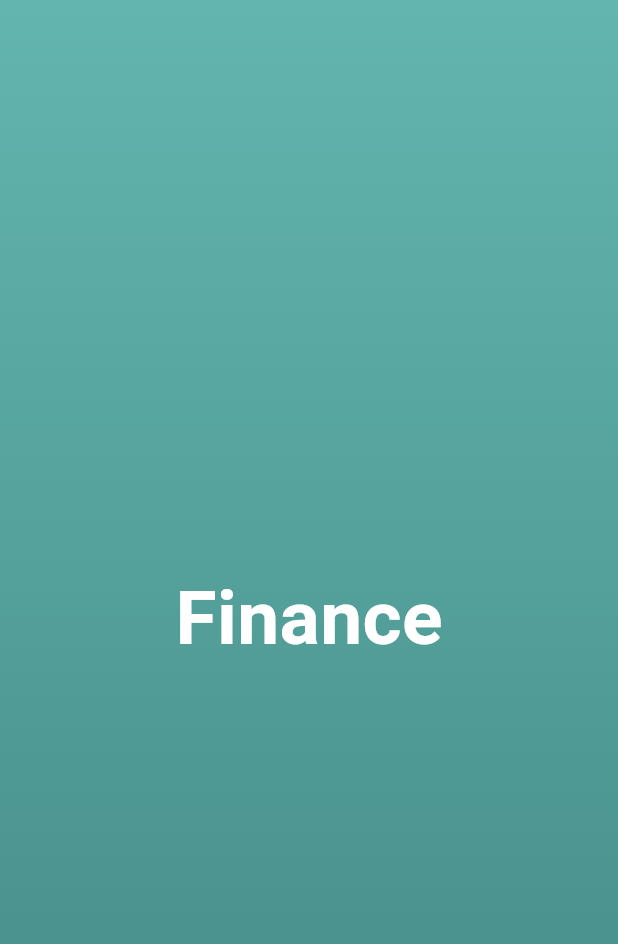
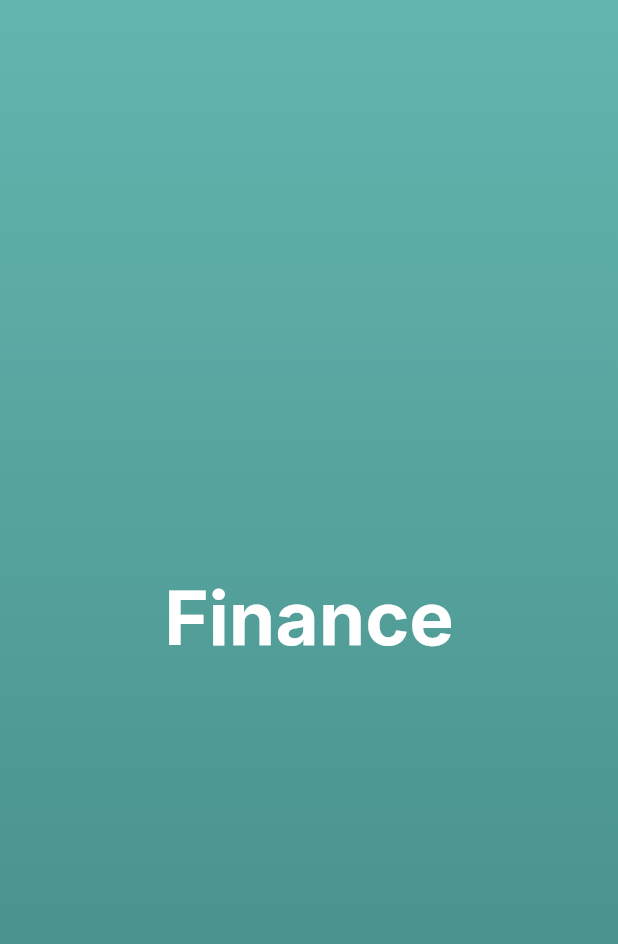
Before and after one commit to alvaro-veiga/finace-app, a Flutter app: the screen it shows after launch, on a phone screen of 412 x 824 dp. Shown: the top 944 px of the screen. Run offline on Flutter 3.47's test engine with Material 3 defaults, Android fonts, the phone set to English and light mode, and no system bars.

Commit message:
config assets

```diff
--- a/finance_app/lib/features/splash/splash_page.dart
+++ b/finance_app/lib/features/splash/splash_page.dart
@@ -20,6 +20,7 @@ class SplashPage extends StatelessWidget {
           ),
         ),
         child: const Text("Finance", style: TextStyle(
+          fontFamily: 'Inter',
           fontSize: 50.0,
           fontWeight: FontWeight.w700,
           color: AppCollors.white),),
```
Also changed, not shown: finance_app/pubspec.yaml (+8 -14 lines), finance_app/assets/fonts/Inter-Bold.ttf (added), finance_app/assets/fonts/Inter-Regular.ttf (added), finance_app/assets/images/man.png (added).
